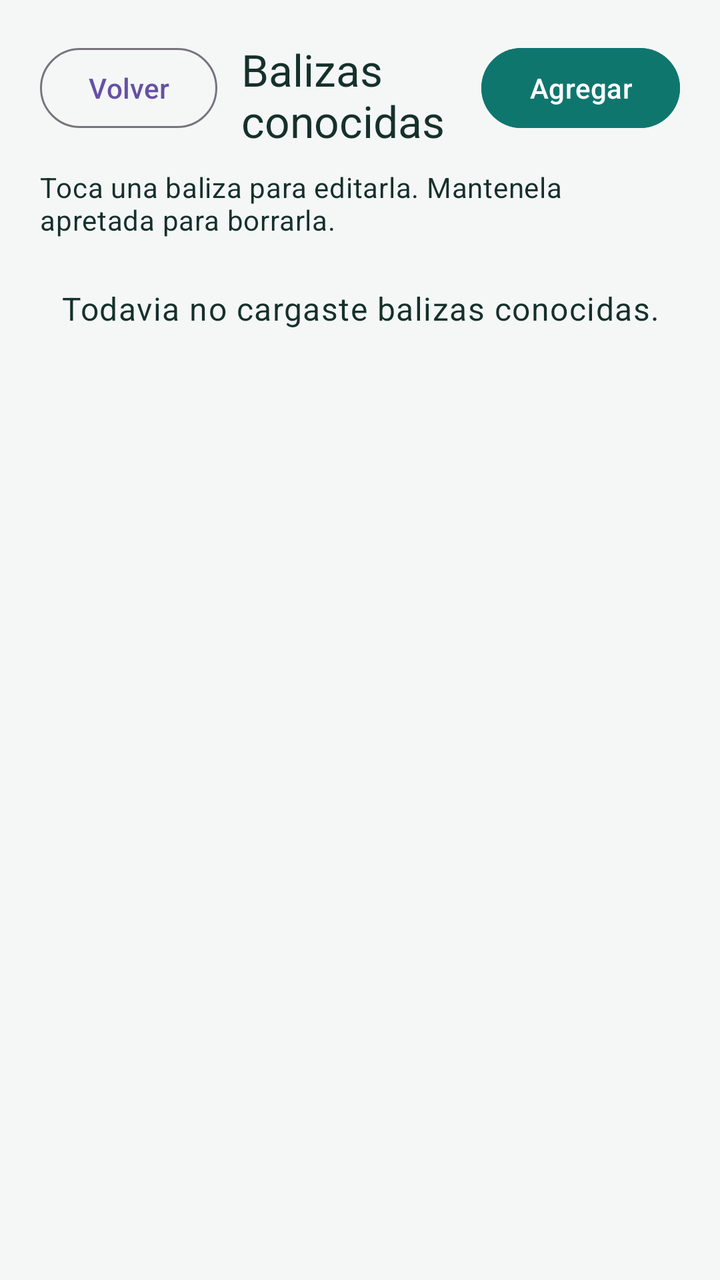
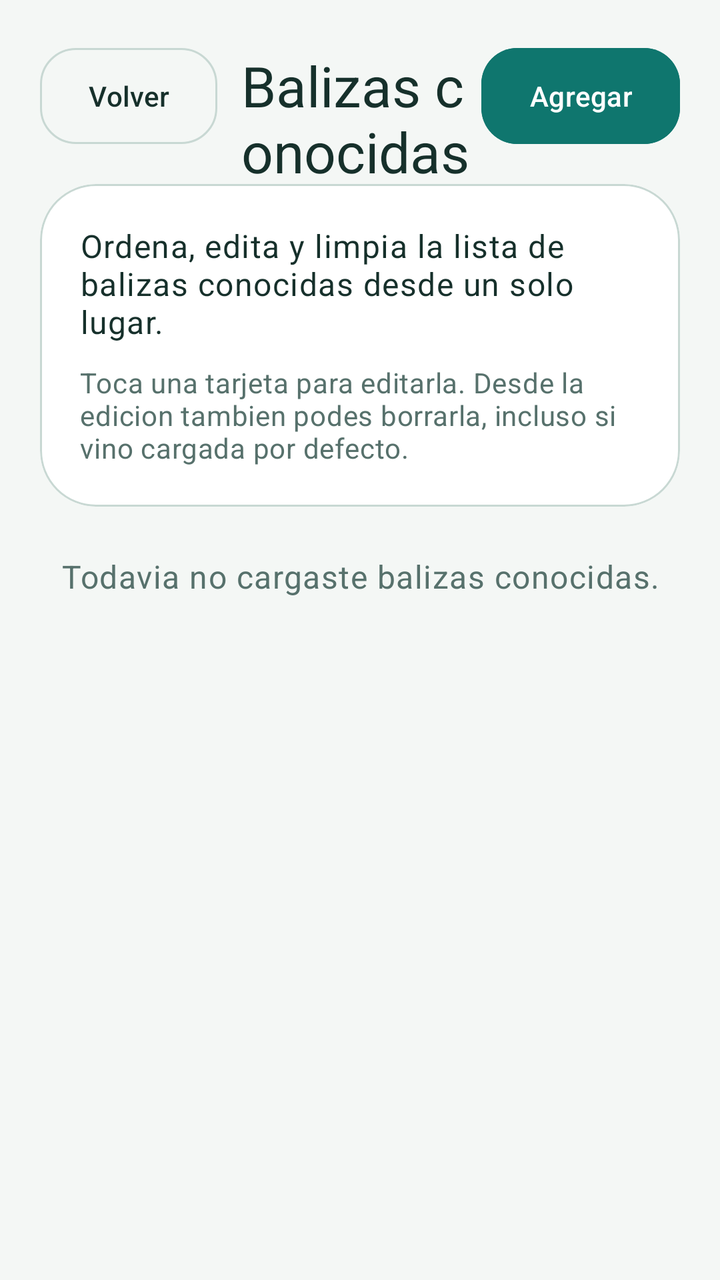

Compare the two renders of this Android layout. The source of the first and the diff that turns it into the second are given below.
<!-- AndroidManifest.xml: application theme Theme.BleBeaconFinder -->
<!-- res/layout/activity_known_beacons.xml -->
<?xml version="1.0" encoding="utf-8"?>
<androidx.constraintlayout.widget.ConstraintLayout xmlns:android="http://schemas.android.com/apk/res/android"
    xmlns:app="http://schemas.android.com/apk/res-auto"
    android:layout_width="match_parent"
    android:layout_height="match_parent"
    android:background="@color/background_color"
    android:padding="20dp">

    <com.google.android.material.button.MaterialButton
        android:id="@+id/backKnownBeaconsButton"
        style="@style/Widget.Material3.Button.OutlinedButton"
        android:layout_width="wrap_content"
        android:layout_height="wrap_content"
        android:text="@string/back"
        android:textAllCaps="false"
        app:layout_constraintStart_toStartOf="parent"
        app:layout_constraintTop_toTopOf="parent" />

    <TextView
        android:id="@+id/knownBeaconsTitle"
        android:layout_width="0dp"
        android:layout_height="wrap_content"
        android:layout_marginStart="12dp"
        android:text="@string/known_beacons_title"
        android:textAppearance="@style/TextAppearance.Material3.TitleLarge"
        android:textColor="@color/text_color"
        app:layout_constraintEnd_toStartOf="@id/addBeaconButton"
        app:layout_constraintStart_toEndOf="@id/backKnownBeaconsButton"
        app:layout_constraintTop_toTopOf="parent" />

    <com.google.android.material.button.MaterialButton
        android:id="@+id/addBeaconButton"
        style="@style/Widget.Material3.Button"
        android:layout_width="wrap_content"
        android:layout_height="wrap_content"
        android:backgroundTint="@color/button_color"
        android:text="@string/add"
        android:textAllCaps="false"
        android:textColor="@android:color/white"
        app:layout_constraintEnd_toEndOf="parent"
        app:layout_constraintTop_toTopOf="parent" />

    <TextView
        android:id="@+id/knownBeaconsSubtitle"
        android:layout_width="0dp"
        android:layout_height="wrap_content"
        android:layout_marginTop="16dp"
        android:text="@string/known_beacons_subtitle"
        android:textAppearance="@style/TextAppearance.Material3.BodyMedium"
        android:textColor="@color/text_color"
        app:layout_constraintEnd_toEndOf="parent"
        app:layout_constraintStart_toStartOf="parent"
        app:layout_constraintTop_toBottomOf="@id/backKnownBeaconsButton" />

    <TextView
        android:id="@+id/emptyKnownBeaconsText"
        android:layout_width="0dp"
        android:layout_height="wrap_content"
        android:layout_marginTop="24dp"
        android:gravity="center"
        android:text="@string/known_beacons_empty"
        android:textAppearance="@style/TextAppearance.Material3.BodyLarge"
        android:textColor="@color/text_color"
        app:layout_constraintEnd_toEndOf="parent"
        app:layout_constraintStart_toStartOf="parent"
        app:layout_constraintTop_toBottomOf="@id/knownBeaconsSubtitle" />

    <ListView
        android:id="@+id/knownBeaconsListView"
        android:layout_width="0dp"
        android:layout_height="0dp"
        android:layout_marginTop="16dp"
        android:divider="@android:color/transparent"
        android:dividerHeight="12dp"
        app:layout_constraintBottom_toBottomOf="parent"
        app:layout_constraintEnd_toEndOf="parent"
        app:layout_constraintStart_toStartOf="parent"
        app:layout_constraintTop_toBottomOf="@id/knownBeaconsSubtitle" />

</androidx.constraintlayout.widget.ConstraintLayout>
<!-- resources referenced by this layout -->
<resources>
  <color name="background_color">#F4F7F5</color>
  <color name="button_color">#0F766E</color>
  <color name="text_color">#16302B</color>
  <string name="add">Agregar</string>
  <string name="back">Volver</string>
  <string name="known_beacons_empty">Todavia no cargaste balizas conocidas.</string>
  <string name="known_beacons_subtitle">Toca una baliza para editarla. Mantenela apretada para borrarla.</string>
  <string name="known_beacons_title">Balizas conocidas</string>
  <style name="Theme.BleBeaconFinder" parent="Theme.Material3.DayNight.NoActionBar">
          <item name="android:statusBarColor" tools:targetApi="l">@android:color/transparent</item>
          <item name="android:navigationBarColor">@color/background_color</item>
          <item name="android:windowBackground">@color/background_color</item>
          <item name="colorOnSurface">@color/text_color</item>
      </style>
</resources>

<!-- the commit's change to res/layout/activity_known_beacons.xml (unified diff, before → after) -->
@@ -4,15 +4,22 @@
     android:layout_width="match_parent"
     android:layout_height="match_parent"
     android:background="@color/background_color"
-    android:padding="20dp">
+    android:paddingHorizontal="20dp"
+    android:paddingTop="24dp"
+    android:paddingBottom="12dp">
 
     <com.google.android.material.button.MaterialButton
         android:id="@+id/backKnownBeaconsButton"
         style="@style/Widget.Material3.Button.OutlinedButton"
         android:layout_width="wrap_content"
         android:layout_height="wrap_content"
+        android:insetTop="0dp"
+        android:insetBottom="0dp"
         android:text="@string/back"
         android:textAllCaps="false"
+        app:cornerRadius="18dp"
+        app:strokeColor="@color/card_stroke_color"
+        android:textColor="@color/text_color"
         app:layout_constraintStart_toStartOf="parent"
         app:layout_constraintTop_toTopOf="parent" />
 
@@ -22,7 +29,7 @@
         android:layout_height="wrap_content"
         android:layout_marginStart="12dp"
         android:text="@string/known_beacons_title"
-        android:textAppearance="@style/TextAppearance.Material3.TitleLarge"
+        android:textAppearance="@style/TextAppearance.Material3.HeadlineMedium"
         android:textColor="@color/text_color"
         app:layout_constraintEnd_toStartOf="@id/addBeaconButton"
         app:layout_constraintStart_toEndOf="@id/backKnownBeaconsButton"
@@ -34,23 +41,52 @@
         android:layout_width="wrap_content"
         android:layout_height="wrap_content"
         android:backgroundTint="@color/button_color"
+        android:insetTop="0dp"
+        android:insetBottom="0dp"
         android:text="@string/add"
         android:textAllCaps="false"
         android:textColor="@android:color/white"
+        app:cornerRadius="18dp"
         app:layout_constraintEnd_toEndOf="parent"
         app:layout_constraintTop_toTopOf="parent" />
 
-    <TextView
-        android:id="@+id/knownBeaconsSubtitle"
+    <com.google.android.material.card.MaterialCardView
+        android:id="@+id/knownBeaconsHeaderCard"
         android:layout_width="0dp"
         android:layout_height="wrap_content"
-        android:layout_marginTop="16dp"
-        android:text="@string/known_beacons_subtitle"
-        android:textAppearance="@style/TextAppearance.Material3.BodyMedium"
-        android:textColor="@color/text_color"
+        android:layout_marginTop="20dp"
+        app:cardBackgroundColor="@color/surface_color"
+        app:cardCornerRadius="28dp"
+        app:cardElevation="0dp"
+        app:strokeColor="@color/card_stroke_color"
         app:layout_constraintEnd_toEndOf="parent"
         app:layout_constraintStart_toStartOf="parent"
-        app:layout_constraintTop_toBottomOf="@id/backKnownBeaconsButton" />
+        app:layout_constraintTop_toBottomOf="@id/backKnownBeaconsButton">
+
+        <LinearLayout
+            android:layout_width="match_parent"
+            android:layout_height="wrap_content"
+            android:orientation="vertical"
+            android:padding="20dp">
+
+            <TextView
+                android:id="@+id/knownBeaconsSubtitle"
+                android:layout_width="match_parent"
+                android:layout_height="wrap_content"
+                android:text="@string/known_beacons_subtitle"
+                android:textAppearance="@style/TextAppearance.Material3.BodyLarge"
+                android:textColor="@color/text_color" />
+
+            <TextView
+                android:id="@+id/knownBeaconsHelpText"
+                android:layout_width="match_parent"
+                android:layout_height="wrap_content"
+                android:layout_marginTop="10dp"
+                android:text="@string/known_beacons_help"
+                android:textAppearance="@style/TextAppearance.Material3.BodyMedium"
+                android:textColor="@color/secondary_text_color" />
+        </LinearLayout>
+    </com.google.android.material.card.MaterialCardView>
 
     <TextView
         android:id="@+id/emptyKnownBeaconsText"
@@ -60,21 +96,24 @@
         android:gravity="center"
         android:text="@string/known_beacons_empty"
         android:textAppearance="@style/TextAppearance.Material3.BodyLarge"
-        android:textColor="@color/text_color"
+        android:textColor="@color/secondary_text_color"
         app:layout_constraintEnd_toEndOf="parent"
         app:layout_constraintStart_toStartOf="parent"
-        app:layout_constraintTop_toBottomOf="@id/knownBeaconsSubtitle" />
+        app:layout_constraintTop_toBottomOf="@id/knownBeaconsHeaderCard" />
 
     <ListView
         android:id="@+id/knownBeaconsListView"
         android:layout_width="0dp"
         android:layout_height="0dp"
         android:layout_marginTop="16dp"
+        android:clipToPadding="false"
+        android:listSelector="@android:color/transparent"
+        android:paddingBottom="16dp"
         android:divider="@android:color/transparent"
-        android:dividerHeight="12dp"
+        android:dividerHeight="10dp"
         app:layout_constraintBottom_toBottomOf="parent"
         app:layout_constraintEnd_toEndOf="parent"
         app:layout_constraintStart_toStartOf="parent"
-        app:layout_constraintTop_toBottomOf="@id/knownBeaconsSubtitle" />
+        app:layout_constraintTop_toBottomOf="@id/knownBeaconsHeaderCard" />
 
 </androidx.constraintlayout.widget.ConstraintLayout>
<!-- resource entries referenced after the edit -->
@@ -2,11 +2,15 @@
 <resources>
   <color name="background_color">#F4F7F5</color>
   <color name="button_color">#0F766E</color>
+  <color name="card_stroke_color">#C8D8D3</color>
+  <color name="secondary_text_color">#57716C</color>
+  <color name="surface_color">#FFFFFF</color>
   <color name="text_color">#16302B</color>
   <string name="add">Agregar</string>
   <string name="back">Volver</string>
   <string name="known_beacons_empty">Todavia no cargaste balizas conocidas.</string>
-  <string name="known_beacons_subtitle">Toca una baliza para editarla. Mantenela apretada para borrarla.</string>
+  <string name="known_beacons_help">Toca una tarjeta para editarla. Desde la edicion tambien podes borrarla, incluso si vino cargada por defecto.</string>
+  <string name="known_beacons_subtitle">Ordena, edita y limpia la lista de balizas conocidas desde un solo lugar.</string>
   <string name="known_beacons_title">Balizas conocidas</string>
   <style name="Theme.BleBeaconFinder" parent="Theme.Material3.DayNight.NoActionBar">
           <item name="android:statusBarColor" tools:targetApi="l">@android:color/transparent</item>
